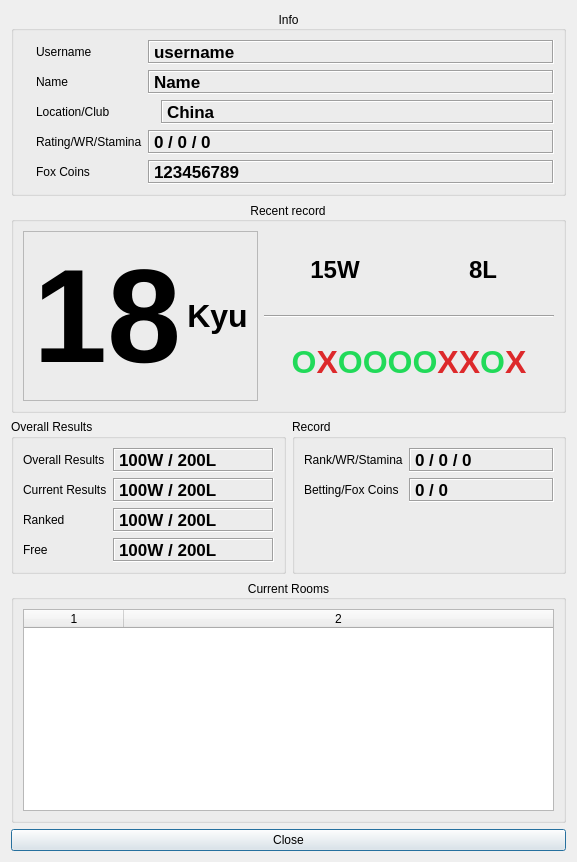
Above: playerinfodialog.ui from openfoxwq/openfoxwq_qtclient before the change. Below: the same form after it.
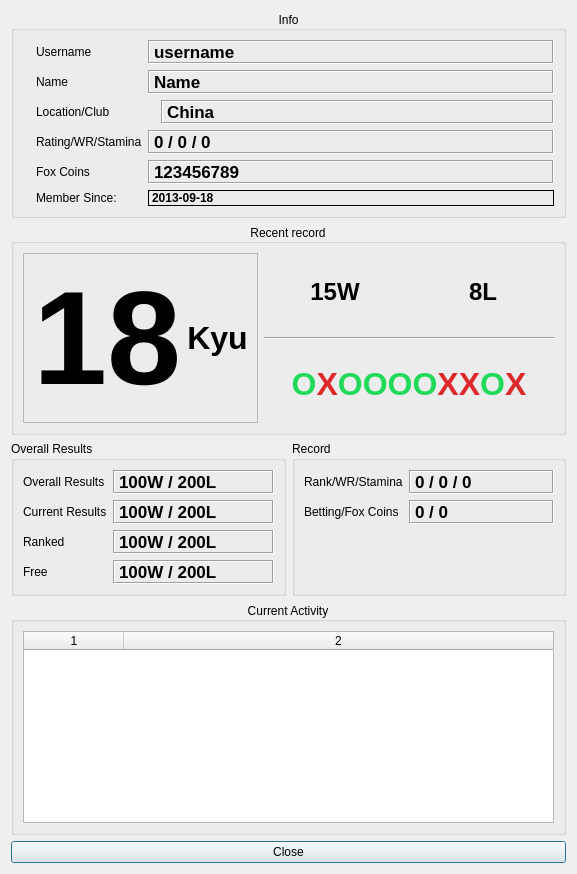
That is the form after the change. Icons and pictures are not drawn.

Patch:
```diff
--- a/playerinfodialog.ui
+++ b/playerinfodialog.ui
@@ -229,6 +229,29 @@
           </property>
          </widget>
         </item>
+        <item row="5" column="0">
+         <widget class="QLabel" name="label_12">
+          <property name="text">
+           <string>Member Since:</string>
+          </property>
+         </widget>
+        </item>
+        <item row="5" column="1">
+         <widget class="QLabel" name="memberSinceLabel">
+          <property name="font">
+           <font>
+            <weight>75</weight>
+            <bold>true</bold>
+           </font>
+          </property>
+          <property name="frameShape">
+           <enum>QFrame::Box</enum>
+          </property>
+          <property name="text">
+           <string>2013-09-18</string>
+          </property>
+         </widget>
+        </item>
        </layout>
       </item>
      </layout>
@@ -654,7 +677,7 @@
       </sizepolicy>
      </property>
      <property name="title">
-      <string>Current Rooms</string>
+      <string>Current Activity</string>
      </property>
      <property name="alignment">
       <set>Qt::AlignCenter</set>
```
